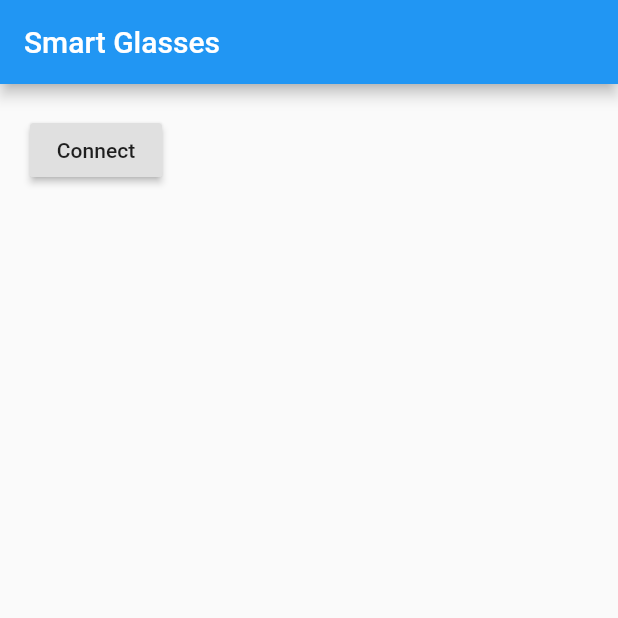
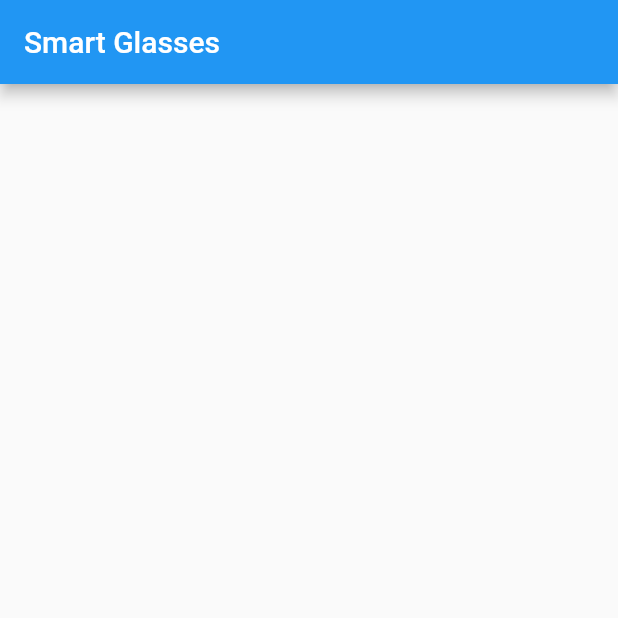
Before and after one commit to Chememers/SmartGlasses, a Flutter app: the screen it shows after launch, on a phone screen of 412 x 824 dp, the top half of it. Run offline on Flutter 3.47's test engine with Material 2 defaults, Android fonts, the phone set to English and light mode, and no system bars; our stand-ins replace flutter_blue; Roboto replaces fonts that are missing (IndieFlower).

Commit message:
Building the ListView of BLE connections

```diff
--- a/lib/main.dart
+++ b/lib/main.dart
@@ -12,17 +12,50 @@ class Home extends StatefulWidget {
 }
 
 class _HomeState extends State<Home> {
-  void showDevices() {
+  final List<BluetoothDevice> devices = new List<BluetoothDevice>();
+  addDevice(final BluetoothDevice device) {
+    if (!devices.contains(device)) {
+      setState(() {
+        devices.add(device);
+      });
+    }
+  }
+
+  void scanDevices() {
     FlutterBlue flutterBlue = FlutterBlue.instance;
     flutterBlue.startScan(timeout: Duration(seconds: 4));
 
     var subscription = flutterBlue.scanResults.listen((results) {
       for (ScanResult r in results) {
-        print('${r.device.name} found! rssi: ${r.rssi}');
+        addDevice(r.device);
       }
     });
 
     flutterBlue.stopScan();
+  }
+
+  ListView buildListView() {
+    scanDevices();
+    List<Container> containers = new List<Container>();
+    for (BluetoothDevice device in devices) {
+      containers.add(Container(
+          height: 50,
+          child: Row(
+            children: <Widget>[
+              Column(children: [Text(device.name), Text(device.id.toString())],),
+              FlatButton(
+                color: Colors.blue,
+                child: Text('Connect', style: TextStyle(color: Colors.white)),
+                onPressed: () {},
+              )
+            ],
+          )));
+    }
+    return ListView(
+      children: <Widget>[
+        ...containers,
+      ],
+    );
   }
 
   @override
@@ -31,19 +64,7 @@ class _HomeState extends State<Home> {
       appBar: AppBar(
         title: Text("Smart Glasses"),
       ),
-      body: Container(
-          padding: EdgeInsets.all(20.0),
-          child: RaisedButton(
-              onPressed: () {
-                showDevices();
-              },
-              child: Text("Connect",
-                  style: TextStyle(
-                    fontFamily: 'IndieFlower',
-            )
-          )
-        )
-      ),
+      body: buildListView(),
     );
   }
 }
```
